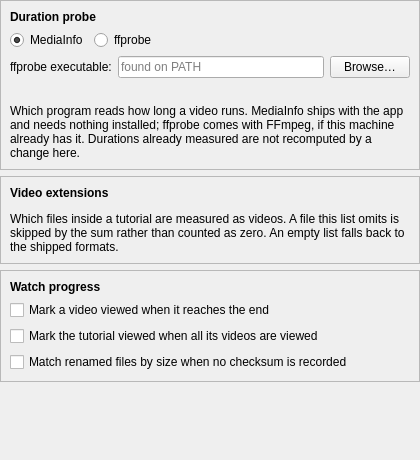
Before: the Qt Designer form packages/rehuco-agent/src/rehuco_agent/settings/ui/videos_page.ui in borco/rehuco, drawn with Qt 5.
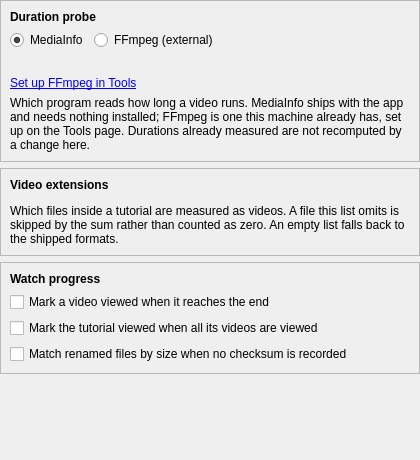
After: the same form once the commit is applied. Custom widgets are drawn as their Qt base class.

Commit message: refs #521: feat: Tools settings page -- external tools found once in the background, FFmpeg as the first

The edit to the form file:
```diff
--- a/packages/rehuco-agent/src/rehuco_agent/settings/ui/videos_page.ui
+++ b/packages/rehuco-agent/src/rehuco_agent/settings/ui/videos_page.ui
@@ -59,7 +59,7 @@
         <item>
          <widget class="QRadioButton" name="ffprobe_probe_radio_button">
           <property name="text">
-           <string>ffprobe</string>
+           <string>FFmpeg (external)</string>
           </property>
          </widget>
         </item>
@@ -78,34 +78,6 @@
         </item>
        </layout>
       </item>
-      <item>
-       <layout class="QHBoxLayout" name="ffprobe_executable_layout">
-        <item>
-         <widget class="QLabel" name="ffprobe_executable_label">
-          <property name="text">
-           <string>ffprobe executable:</string>
-          </property>
-         </widget>
-        </item>
-        <item>
-         <widget class="QLineEdit" name="ffprobe_executable_edit">
-          <property name="toolTip">
-           <string>Where the ffprobe executable lives. Leave it empty to use whichever one is on PATH.</string>
-          </property>
-          <property name="placeholderText">
-           <string>found on PATH</string>
-          </property>
-         </widget>
-        </item>
-        <item>
-         <widget class="QPushButton" name="browse_button">
-          <property name="text">
-           <string>Browse…</string>
-          </property>
-         </widget>
-        </item>
-       </layout>
-      </item>
       <item>
        <widget class="WrappingLabel" name="availability_label">
         <property name="toolTip">
@@ -116,10 +88,20 @@
         </property>
        </widget>
       </item>
+      <item>
+       <widget class="QLabel" name="tools_link_label">
+        <property name="text">
+         <string>&lt;a href=&quot;tools&quot;&gt;Set up FFmpeg in Tools&lt;/a&gt;</string>
+        </property>
+        <property name="textInteractionFlags">
+         <set>Qt::TextInteractionFlag::LinksAccessibleByMouse</set>
+        </property>
+       </widget>
+      </item>
       <item>
        <widget class="WrappingLabel" name="probe_note_label">
         <property name="text">
-         <string>Which program reads how long a video runs. MediaInfo ships with the app and needs nothing installed; ffprobe comes with FFmpeg, if this machine already has it. Durations already measured are not recomputed by a change here.</string>
+         <string>Which program reads how long a video runs. MediaInfo ships with the app and needs nothing installed; FFmpeg is one this machine already has, set up on the Tools page. Durations already measured are not recomputed by a change here.</string>
         </property>
         <property name="wordWrap">
          <bool>true</bool>
```
The commit also changes 46 other files.
